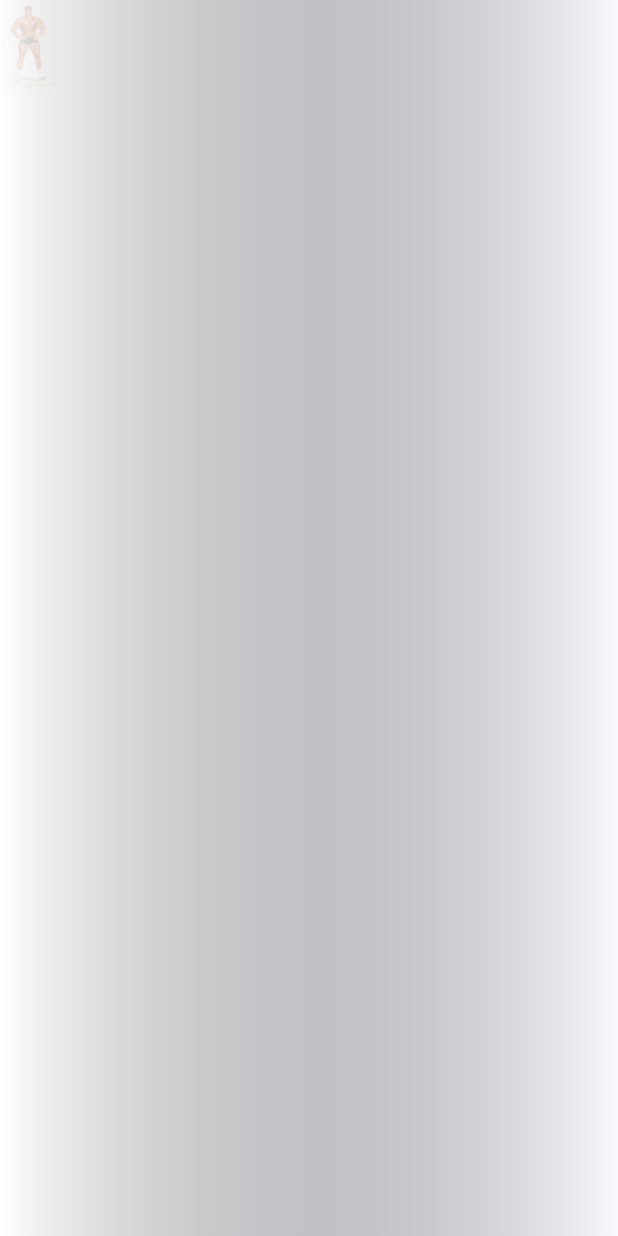
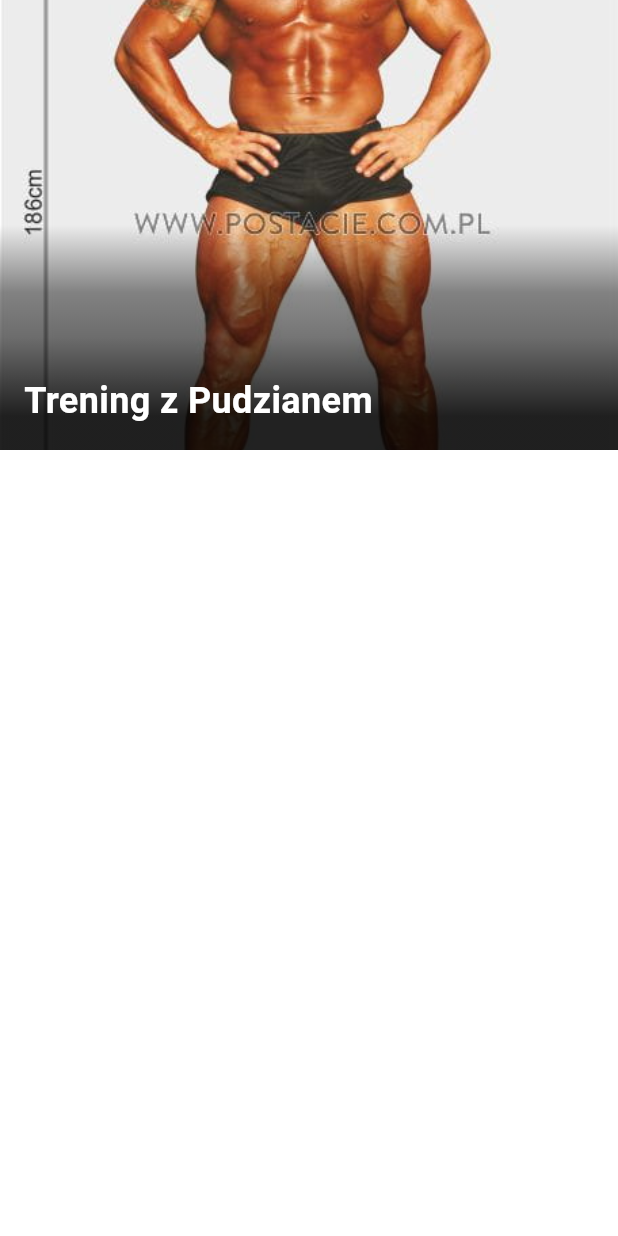
Before and after one commit to JaKosinski/IPZ_2024_2025, a Flutter app: the EventPage screen opened directly with sample values from the repository, on a phone screen of 412 x 824 dp. Run offline on Flutter 3.47's test engine with Material 3 defaults, Android fonts, the phone set to English and light mode, and no system bars.

Commit message:
Stworzyła dira styles, który będzie trzymał nasze ustalone style

```diff
--- a/aplikacja/lib/models/event.dart
+++ b/aplikacja/lib/models/event.dart
@@ -1,5 +1,3 @@
-import 'package:flutter/material.dart';
-
 // nie wiem, czy powinny być faktycznie final, zależy jak będziemy je wczytywać i edytować
 class Event {
   final String id;                  // Unikalny identyfikator
--- a/aplikacja/lib/pages/event_page.dart
+++ b/aplikacja/lib/pages/event_page.dart
@@ -1,5 +1,6 @@
 import 'package:flutter/material.dart';
 import '../models/event.dart';
+import '../styles/gradients.dart';
 
 // to kiedyś trzeba będzie zmienić na stateful być może jak będziemy chcieli robić dołączanie już
 // ja chcę zrobić już wygląd, później nie będzie dużo zmian
@@ -10,28 +11,44 @@ class EventPage extends StatelessWidget {
 
   @override
   Widget build(BuildContext context) {
+    const double photoHeight = 300;
+
     return Scaffold(
+      backgroundColor: Colors.white12,
       body: Stack(
         children: [
           Image.asset(
             // być może tutaj trzeba przemyśleć konstruktor, bo ścieżka jest względem pliku, który inicjalizuje event
             event.imagePath,
-            height: 60,
+            height: photoHeight,
+            width: double.infinity,
             fit: BoxFit.cover,
           ),
-          // skończyłeś na gradiencie baranie
+          // pojebie mnie ten gradient
           Container(
+            height: photoHeight,
             decoration: BoxDecoration(
-              gradient: LinearGradient(
-                colors: [
-                  Colors.white.withOpacity(0.9),
-                  Colors.transparent,
-                ],
-              )
-            )
-          )
-        ]
-      )
+              gradient: AppGradients.eventPageGradient,
+            ),
+          ),
+          // tutaj mamy tekst na zdjeciu
+          Positioned(
+            bottom: 16,
+            left: 16,
+            child: Text(
+              event.name,
+              style: const TextStyle(
+                color: Colors.white,
+                fontSize: 24,
+                fontWeight:  FontWeight.bold,
+              ),
+            ),
+          ),
+        ],
+      ),
+      // Padding(
+      //   padding: ,
+      // ),
     );
   }
 }
--- /dev/null
+++ b/aplikacja/lib/styles/gradients.dart
@@ -0,0 +1,15 @@
+import 'package:flutter/material.dart';
+
+class AppGradients {
+  static const LinearGradient eventPageGradient = LinearGradient(
+    colors: [
+      Colors.black87,
+      Colors.black54,
+      Colors.black45,
+      Colors.transparent,
+    ],
+    stops: [0.15, 0.5, 0.7, 1],
+    begin: Alignment.bottomCenter,
+    end: Alignment.center,
+  );
+}
--- a/aplikacja/lib/widgets/event_card.dart
+++ b/aplikacja/lib/widgets/event_card.dart
@@ -16,7 +16,7 @@ class EventCard extends StatelessWidget {
         Navigator.push(
           context,
           MaterialPageRoute(
-              builder: (context) => EventCard(event: event)
+              builder: (context) => EventPage(event: event)
           ),
         );
       }, child: Stack(
@@ -48,7 +48,7 @@ class EventCard extends StatelessWidget {
             children: [
               Text(
                 event.name,
-                style: TextStyle(
+                style: const TextStyle(
                   fontSize: 32,
                   fontWeight: FontWeight.bold,
                   color: Colors.white,
```
